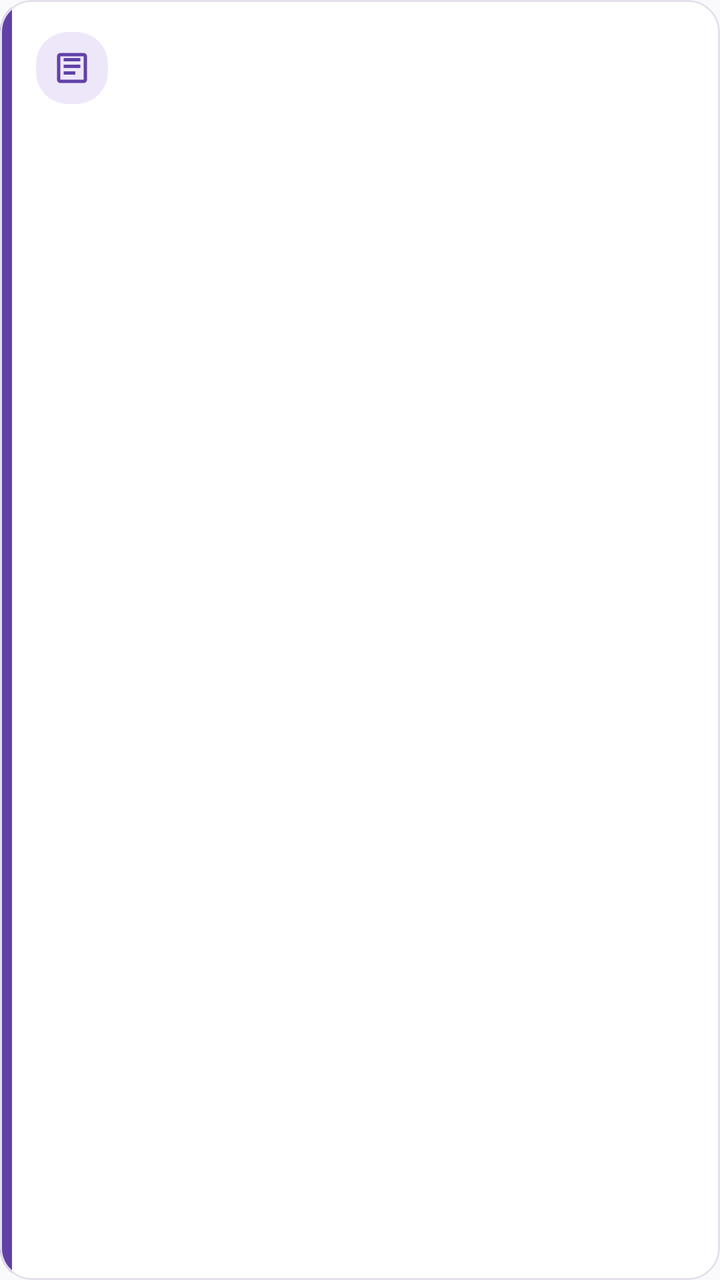
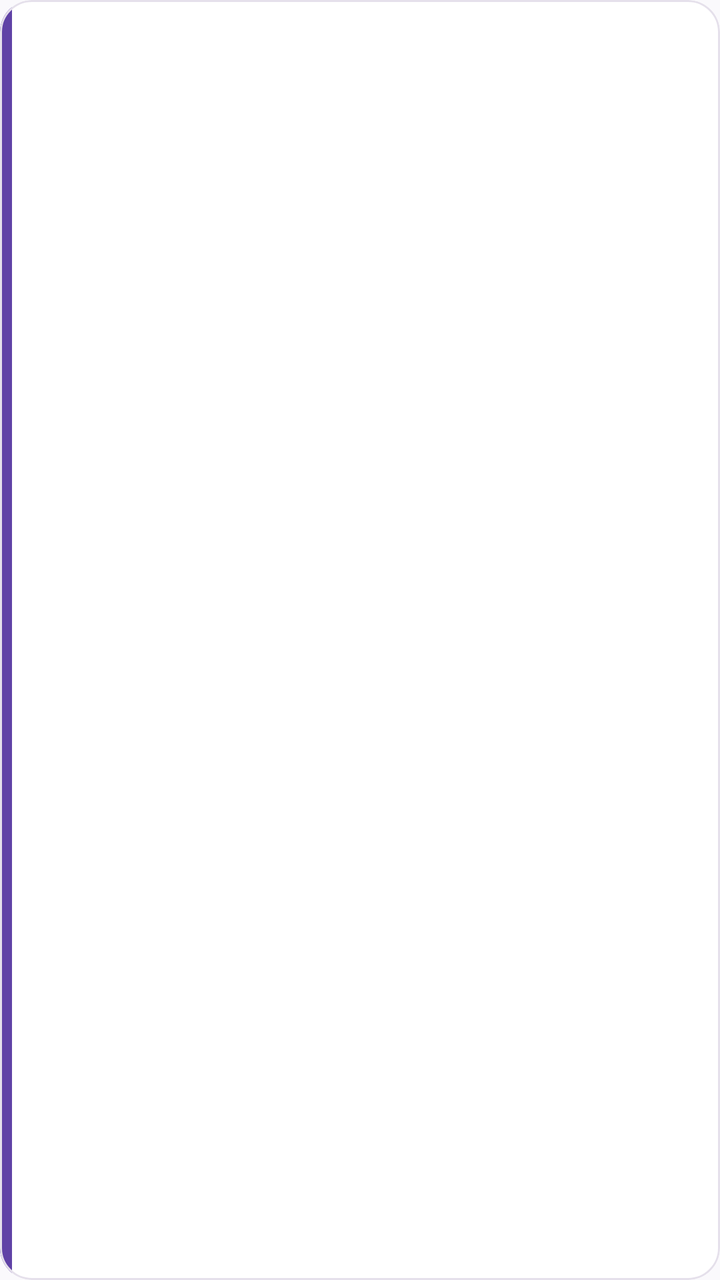

Two renders of the same Android screen: before a commit and after it. Below are the layout's source before the change and the commit's diff.
<!-- AndroidManifest.xml: application theme Theme.ApiMovil -->
<!-- res/layout/item_orden.xml -->
<?xml version="1.0" encoding="utf-8"?>
<com.google.android.material.card.MaterialCardView xmlns:android="http://schemas.android.com/apk/res/android"
    xmlns:app="http://schemas.android.com/apk/res-auto"
    android:layout_width="match_parent"
    android:layout_height="wrap_content"
    android:layout_marginBottom="12dp"
    android:clickable="true"
    android:focusable="true"
    android:foreground="?attr/selectableItemBackground"
    app:cardBackgroundColor="@color/blanco"
    app:cardCornerRadius="16dp"
    app:cardElevation="0dp"
    app:strokeColor="@color/borde"
    app:strokeWidth="1dp">

    <LinearLayout
        android:layout_width="match_parent"
        android:layout_height="match_parent"
        android:orientation="horizontal">

        <View
            android:id="@+id/viewBarraEstado"
            android:layout_width="6dp"
            android:layout_height="match_parent"
            android:background="@color/marca" />

        <LinearLayout
            android:layout_width="0dp"
            android:layout_height="wrap_content"
            android:layout_weight="1"
            android:gravity="center_vertical"
            android:orientation="horizontal"
            android:padding="12dp">

            <ImageView
                android:layout_width="36dp"
                android:layout_height="36dp"
                android:background="@drawable/bg_tarjeta_info"
                android:contentDescription="@null"
                android:padding="8dp"
                android:src="@drawable/ic_nav_ordenes"
                app:tint="@color/marca" />

            <LinearLayout
                android:layout_width="0dp"
                android:layout_height="wrap_content"
                android:layout_marginStart="12dp"
                android:layout_weight="1"
                android:orientation="vertical">

                <LinearLayout
                    android:layout_width="match_parent"
                    android:layout_height="wrap_content"
                    android:gravity="center_vertical"
                    android:orientation="horizontal">

                    <TextView
                        android:id="@+id/textNumeroOrden"
                        android:layout_width="0dp"
                        android:layout_height="wrap_content"
                        android:layout_weight="1"
                        android:textColor="@color/texto_principal"
                        android:textSize="15sp"
                        android:textStyle="bold" />

                    <TextView
                        android:id="@+id/textEstado"
                        android:layout_width="wrap_content"
                        android:layout_height="wrap_content"
                        android:paddingHorizontal="10dp"
                        android:paddingVertical="4dp"
                        android:textSize="11sp"
                        android:textStyle="bold" />
                </LinearLayout>

                <TextView
                    android:id="@+id/textGasolinera"
                    android:layout_width="match_parent"
                    android:layout_height="wrap_content"
                    android:layout_marginTop="4dp"
                    android:textColor="@color/texto_secundario"
                    android:textSize="13sp" />
            </LinearLayout>
        </LinearLayout>
    </LinearLayout>
</com.google.android.material.card.MaterialCardView>
<!-- resources referenced by this layout -->
<resources>
  <color name="blanco">#FFFFFF</color>
  <color name="borde">#E5E0EB</color>
  <color name="marca">#6042A6</color>
  <color name="texto_principal">#24212D</color>
  <color name="texto_secundario">#706A7A</color>
  <!-- drawable bg_tarjeta_info (drawable) -->
  <?xml version="1.0" encoding="utf-8"?>
  <shape xmlns:android="http://schemas.android.com/apk/res/android" android:shape="rectangle">
      <solid android:color="@color/marca_claro" />
      <corners android:radius="16dp" />
  </shape>
  <!-- drawable ic_nav_ordenes (drawable) -->
  <?xml version="1.0" encoding="utf-8"?>
  <vector xmlns:android="http://schemas.android.com/apk/res/android"
      android:width="24dp" android:height="24dp"
      android:viewportWidth="24" android:viewportHeight="24">
      <path android:fillColor="#FF000000"
          android:pathData="M19,3L5,3c-1.1,0 -2,0.9 -2,2v14c0,1.1 0.9,2 2,2h14c1.1,0 2,-0.9 2,-2L21,5c0,-1.1 -0.9,-2 -2,-2zM19,19L5,19L5,5h14v14zM17,12L7,12v-2h10v2zM14,16L7,16v-2h7v2zM17,8L7,8L7,6h10v2z" />
  </vector>
  <style name="Theme.ApiMovil" parent="Theme.MaterialComponents.Light.NoActionBar">
          <item name="colorPrimary">@color/marca</item>
          <item name="colorPrimaryVariant">@color/marca_oscuro</item>
          <item name="colorOnPrimary">@color/blanco</item>
          <item name="colorSecondary">@color/marca_claro</item>
          <item name="colorOnSecondary">@color/texto_principal</item>
          <item name="android:windowBackground">@color/fondo</item>
          <item name="android:statusBarColor">@color/marca_oscuro</item>
          <item name="android:forceDarkAllowed" tools:targetApi="q">false</item>
      </style>
  <color name="marca_claro">#EEE7FA</color>
  <color name="marca_oscuro">#342052</color>
  <color name="fondo">#FAF9FC</color>
</resources>

<!-- the commit's change to res/layout/item_orden.xml (unified diff, before → after) -->
@@ -3,7 +3,7 @@
     xmlns:app="http://schemas.android.com/apk/res-auto"
     android:layout_width="match_parent"
     android:layout_height="wrap_content"
-    android:layout_marginBottom="12dp"
+    android:layout_marginBottom="10dp"
     android:clickable="true"
     android:focusable="true"
     android:foreground="?attr/selectableItemBackground"
@@ -28,59 +28,48 @@
             android:layout_width="0dp"
             android:layout_height="wrap_content"
             android:layout_weight="1"
-            android:gravity="center_vertical"
-            android:orientation="horizontal"
-            android:padding="12dp">
-
-            <ImageView
-                android:layout_width="36dp"
-                android:layout_height="36dp"
-                android:background="@drawable/bg_tarjeta_info"
-                android:contentDescription="@null"
-                android:padding="8dp"
-                android:src="@drawable/ic_nav_ordenes"
-                app:tint="@color/marca" />
+            android:orientation="vertical"
+            android:paddingHorizontal="14dp"
+            android:paddingVertical="12dp">
 
             <LinearLayout
-                android:layout_width="0dp"
+                android:layout_width="match_parent"
                 android:layout_height="wrap_content"
-                android:layout_marginStart="12dp"
-                android:layout_weight="1"
-                android:orientation="vertical">
-
-                <LinearLayout
-                    android:layout_width="match_parent"
-                    android:layout_height="wrap_content"
-                    android:gravity="center_vertical"
-                    android:orientation="horizontal">
-
-                    <TextView
-                        android:id="@+id/textNumeroOrden"
-                        android:layout_width="0dp"
-                        android:layout_height="wrap_content"
-                        android:layout_weight="1"
-                        android:textColor="@color/texto_principal"
-                        android:textSize="15sp"
-                        android:textStyle="bold" />
-
-                    <TextView
-                        android:id="@+id/textEstado"
-                        android:layout_width="wrap_content"
-                        android:layout_height="wrap_content"
-                        android:paddingHorizontal="10dp"
-                        android:paddingVertical="4dp"
-                        android:textSize="11sp"
-                        android:textStyle="bold" />
-                </LinearLayout>
+                android:gravity="center_vertical"
+                android:orientation="horizontal">
 
                 <TextView
-                    android:id="@+id/textGasolinera"
-                    android:layout_width="match_parent"
+                    android:id="@+id/textTitulo"
+                    android:layout_width="0dp"
                     android:layout_height="wrap_content"
-                    android:layout_marginTop="4dp"
-                    android:textColor="@color/texto_secundario"
-                    android:textSize="13sp" />
+                    android:layout_weight="1"
+                    android:ellipsize="end"
+                    android:maxLines="1"
+                    android:textColor="@color/texto_principal"
+                    android:textSize="15sp"
+                    android:textStyle="bold" />
+
+                <TextView
+                    android:id="@+id/textEstado"
+                    android:layout_width="wrap_content"
+                    android:layout_height="wrap_content"
+                    android:layout_marginStart="8dp"
+                    android:paddingHorizontal="10dp"
+                    android:paddingVertical="4dp"
+                    android:textAllCaps="false"
+                    android:textSize="11sp"
+                    android:textStyle="bold" />
             </LinearLayout>
+
+            <TextView
+                android:id="@+id/textSubtitulo"
+                android:layout_width="match_parent"
+                android:layout_height="wrap_content"
+                android:layout_marginTop="4dp"
+                android:ellipsize="end"
+                android:maxLines="1"
+                android:textColor="@color/texto_secundario"
+                android:textSize="12sp" />
         </LinearLayout>
     </LinearLayout>
 </com.google.android.material.card.MaterialCardView>
<!-- resource entries referenced after the edit -->
@@ -5,20 +5,6 @@
   <color name="marca">#6042A6</color>
   <color name="texto_principal">#24212D</color>
   <color name="texto_secundario">#706A7A</color>
-  <!-- drawable bg_tarjeta_info (drawable) -->
-  <?xml version="1.0" encoding="utf-8"?>
-  <shape xmlns:android="http://schemas.android.com/apk/res/android" android:shape="rectangle">
-      <solid android:color="@color/marca_claro" />
-      <corners android:radius="16dp" />
-  </shape>
-  <!-- drawable ic_nav_ordenes (drawable) -->
-  <?xml version="1.0" encoding="utf-8"?>
-  <vector xmlns:android="http://schemas.android.com/apk/res/android"
-      android:width="24dp" android:height="24dp"
-      android:viewportWidth="24" android:viewportHeight="24">
-      <path android:fillColor="#FF000000"
-          android:pathData="M19,3L5,3c-1.1,0 -2,0.9 -2,2v14c0,1.1 0.9,2 2,2h14c1.1,0 2,-0.9 2,-2L21,5c0,-1.1 -0.9,-2 -2,-2zM19,19L5,19L5,5h14v14zM17,12L7,12v-2h10v2zM14,16L7,16v-2h7v2zM17,8L7,8L7,6h10v2z" />
-  </vector>
   <style name="Theme.ApiMovil" parent="Theme.MaterialComponents.Light.NoActionBar">
           <item name="colorPrimary">@color/marca</item>
           <item name="colorPrimaryVariant">@color/marca_oscuro</item>
